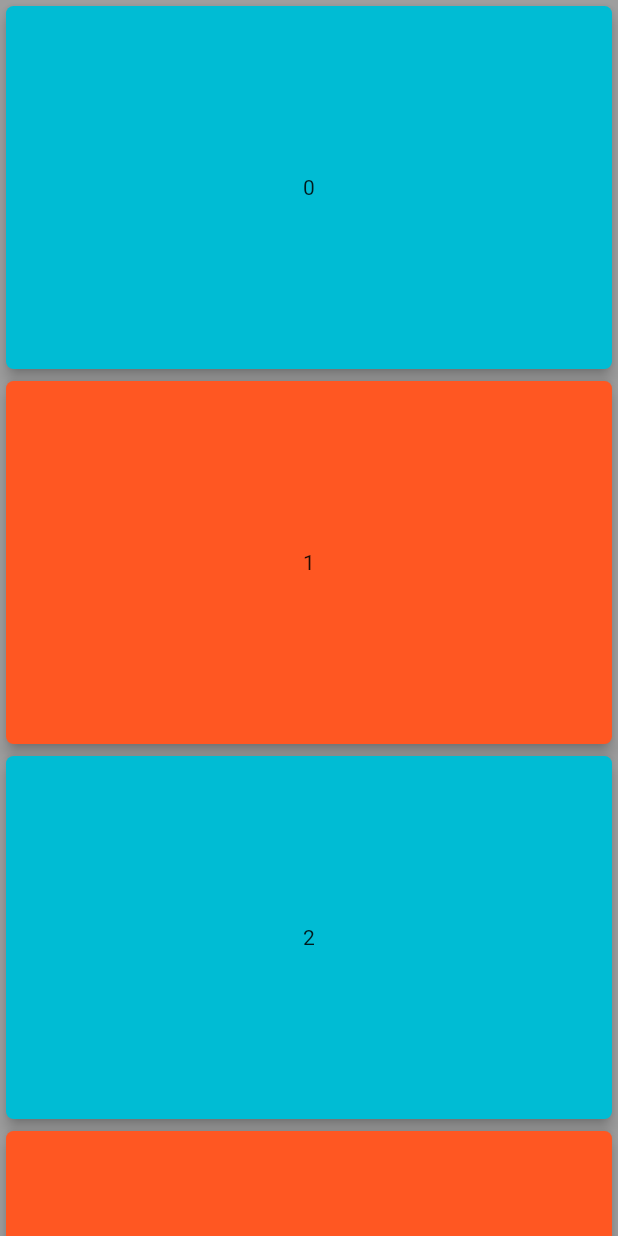
After one commit to WosLovesLife/flutter_examples, a Flutter app: the InfinityListView screen opened by its route, on a phone screen of 412 x 824 dp. The commit adds this screen. Run offline on Flutter 3.47's test engine with Material 2 defaults, Android fonts, the phone set to English and light mode, and no system bars.

Commit message:
feat: Added a new example for Custom ScrollPhysics

```diff
--- /dev/null
+++ b/lib/CustomScrollPhysics.dart
@@ -0,0 +1,77 @@
+import 'package:flutter/material.dart';
+import 'dart:math' as Math;
+
+/// refer: https://www.youtube.com/watch?v=f_aN4aN3Xdc&lc=z22fulxh0lbfhlreaacdp434xzuyzi0b1i2pgz3es1lw03c010c.1526013122661202
+class InfinityListView extends StatefulWidget {
+  @override
+  State<StatefulWidget> createState() => new _InfinityListViewState();
+}
+
+class _InfinityListViewState extends State<InfinityListView> with TickerProviderStateMixin {
+  @override
+  Widget build(BuildContext context) =>
+      new LayoutBuilder(
+        builder: (BuildContext context, BoxConstraints constraints) =>
+        new Material(
+          color: Colors.black38,
+          child: new Center(
+            child: new ConstrainedBox(
+              constraints: new BoxConstraints(
+                maxWidth: constraints.maxWidth,
+                maxHeight: constraints.maxHeight,
+              ),
+              child: new ListView.builder(
+                  physics: new CustomScrollPhysics(),
+                  itemExtent: 250.0,
+                  itemBuilder: (BuildContext context, int index) =>
+                  new Container(
+                    margin: const EdgeInsets.all(4.0),
+                    child: new Material(
+                      elevation: 4.0,
+                      borderRadius: new BorderRadius.circular(5.0),
+                      color: index % 2 == 0 ? Colors.cyan : Colors.deepOrange,
+                      child: new Center(
+                        child: new Text(index.toString()),
+                      ),
+                    ),
+                  ),
+              ),
+            ),
+          ),
+        ),
+      );
+}
+
+class CustomSimulation extends Simulation {
+  final double initPosition;
+  final double velocity;
+
+  CustomSimulation(this.initPosition, this.velocity);
+
+  @override
+  double x(double time) => Math.max(Math.min(initPosition, 0.0), initPosition + velocity * time);
+
+  @override
+  double dx(double time) => velocity;
+
+  @override
+  bool isDone(double time) => false;
+}
+
+class CustomScrollPhysics extends ScrollPhysics {
+  @override
+  ScrollPhysics applyTo(ScrollPhysics ancestor) => new CustomScrollPhysics();
+
+  @override
+  Simulation createBallisticSimulation(ScrollMetrics position, double velocity) =>
+      new CustomSimulation(position.pixels, velocity);
+}
+
+void main() =>
+    runApp(new MaterialApp(
+      title: 'Mei Zi',
+      theme: new ThemeData(
+        primarySwatch: Colors.blue,
+      ),
+      home: new InfinityListView(),
+    ));
--- a/lib/main.dart
+++ b/lib/main.dart
@@ -3,6 +3,7 @@ import 'SignaturePainter.dart';
 import 'LogoApp.dart';
 import 'AsyncInFlutter.dart';
 import 'IsolateSample.dart';
+import 'CustomScrollPhysics.dart';
 
 void main() {
   runApp(new Main());
@@ -24,6 +25,7 @@ class Main extends StatelessWidget {
         '/b': (BuildContext context) => new LogoApp(),
         '/c': (BuildContext context) => new AsyncInFlutter(),
         '/d': (BuildContext context) => new IsolateSample(),
+        '/e': (BuildContext context) => new InfinityListView(),
       },
     );
   }
@@ -38,6 +40,7 @@ class ExampleList extends StatelessWidget {
         new Button("Anim - LogoApp", '/b'),
         new Button("Async In Flutter", '/c'),
         new Button("Isolate Sample", '/d'),
+        new Button("Custom ScrollPhysics", '/e'),
       ],
     );
   }
```
Also changed, not shown: pubspec.lock.
